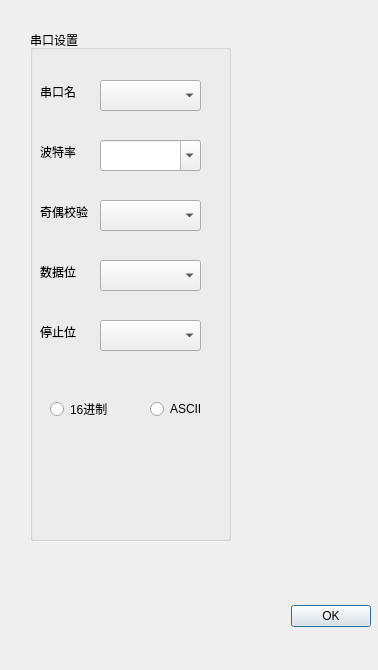
gegheu/qt_phased_array_antenna, file qt_phased_array_antenna/SeialCongigDialog.ui: the form before one commit.
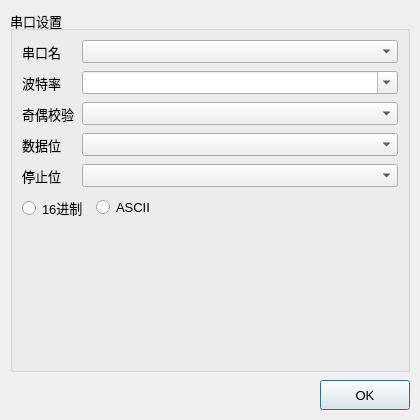
The form after the commit.

What changed in the file:
```diff
--- a/qt_phased_array_antenna/SeialCongigDialog.ui
+++ b/qt_phased_array_antenna/SeialCongigDialog.ui
@@ -6,219 +6,201 @@
    <rect>
     <x>0</x>
     <y>0</y>
-    <width>378</width>
-    <height>670</height>
+        <width>420</width>
+        <height>420</height>
    </rect>
   </property>
   <property name="windowTitle">
    <string>Dialog</string>
   </property>
-  <widget class="QWidget" name="layoutWidget">
-   <property name="geometry">
-    <rect>
-     <x>20</x>
-     <y>600</y>
-     <width>351</width>
-     <height>33</height>
-    </rect>
-   </property>
-   <layout class="QHBoxLayout">
+    <property name="font">
+      <font>
+        <pointsize>10</pointsize>
+      </font>
+    </property>
+    <layout class="QVBoxLayout" name="verticalLayoutMain">
     <property name="spacing">
-     <number>6</number>
+        <number>8</number>
     </property>
     <property name="leftMargin">
-     <number>0</number>
+        <number>10</number>
     </property>
     <property name="topMargin">
-     <number>0</number>
+        <number>10</number>
     </property>
     <property name="rightMargin">
-     <number>0</number>
+        <number>10</number>
     </property>
     <property name="bottomMargin">
-     <number>0</number>
+        <number>10</number>
     </property>
     <item>
-     <spacer>
-      <property name="orientation">
-       <enum>Qt::Horizontal</enum>
-      </property>
-      <property name="sizeHint" stdset="0">
-       <size>
-        <width>131</width>
-        <height>31</height>
-       </size>
-      </property>
-     </spacer>
-    </item>
-    <item>
-     <widget class="QPushButton" name="okButton">
-      <property name="text">
-       <string>OK</string>
-      </property>
-     </widget>
-    </item>
-   </layout>
-  </widget>
   <widget class="QGroupBox" name="groupBox">
-   <property name="geometry">
-    <rect>
-     <x>30</x>
-     <y>30</y>
-     <width>201</width>
-     <height>511</height>
-    </rect>
-   </property>
    <property name="title">
     <string>串口设置</string>
    </property>
+          <layout class="QVBoxLayout" name="groupBoxMainLayout">
+            <property name="spacing">
+              <number>8</number>
+            </property>
+            <item>
+              <layout class="QFormLayout" name="serialFormLayout">
+                <property name="horizontalSpacing">
+                  <number>8</number>
+                </property>
+                <property name="verticalSpacing">
+                  <number>8</number>
+                </property>
+                <item row="0" column="0">
    <widget class="QLabel" name="label">
-    <property name="geometry">
-     <rect>
-      <x>10</x>
-      <y>52</y>
-      <width>54</width>
-      <height>20</height>
-     </rect>
-    </property>
     <property name="text">
      <string>串口名</string>
     </property>
    </widget>
-   <widget class="QComboBox" name="serial_name">
-    <property name="geometry">
-     <rect>
-      <x>70</x>
-      <y>50</y>
-      <width>101</width>
-      <height>31</height>
-     </rect>
-    </property>
-   </widget>
+                </item>
+                <item row="0" column="1">
+                  <widget class="QComboBox" name="serial_name" />
+                </item>
+                <item row="1" column="0">
    <widget class="QLabel" name="label_2">
-    <property name="geometry">
-     <rect>
-      <x>10</x>
-      <y>112</y>
-      <width>54</width>
-      <height>20</height>
-     </rect>
-    </property>
     <property name="text">
      <string>波特率</string>
     </property>
    </widget>
+                </item>
+                <item row="1" column="1">
    <widget class="QComboBox" name="baudrate">
-    <property name="geometry">
-     <rect>
-      <x>70</x>
-      <y>110</y>
-      <width>101</width>
-      <height>31</height>
-     </rect>
-    </property>
     <property name="editable">
      <bool>true</bool>
     </property>
    </widget>
+                </item>
+                <item row="2" column="0">
    <widget class="QLabel" name="label_9">
-    <property name="geometry">
-     <rect>
-      <x>10</x>
-      <y>172</y>
-      <width>61</width>
-      <height>20</height>
-     </rect>
-    </property>
     <property name="text">
      <string>奇偶校验</string>
     </property>
    </widget>
-   <widget class="QComboBox" name="parity">
-    <property name="geometry">
-     <rect>
-      <x>70</x>
-      <y>170</y>
-      <width>101</width>
-      <height>31</height>
-     </rect>
-    </property>
-   </widget>
+                </item>
+                <item row="2" column="1">
+                  <widget class="QComboBox" name="parity" />
+                </item>
+                <item row="3" column="0">
    <widget class="QLabel" name="label_4">
-    <property name="geometry">
-     <rect>
-      <x>10</x>
-      <y>232</y>
-      <width>61</width>
-      <height>20</height>
-     </rect>
-    </property>
     <property name="text">
      <string>数据位</string>
     </property>
    </widget>
+                </item>
+                <item row="3" column="1">
+                  <widget class="QComboBox" name="databits" />
+                </item>
+                <item row="4" column="0">
    <widget class="QLabel" name="label_3">
-    <property name="geometry">
-     <rect>
-      <x>10</x>
-      <y>291</y>
-      <width>61</width>
-      <height>21</height>
-     </rect>
-    </property>
     <property name="text">
      <string>停止位</string>
     </property>
    </widget>
-   <widget class="QComboBox" name="databits">
-    <property name="geometry">
-     <rect>
-      <x>70</x>
-      <y>230</y>
-      <width>101</width>
-      <height>31</height>
-     </rect>
-    </property>
-   </widget>
-   <widget class="QComboBox" name="stopbits">
-    <property name="geometry">
-     <rect>
-      <x>70</x>
-      <y>290</y>
-      <width>101</width>
-      <height>31</height>
-     </rect>
-    </property>
-   </widget>
-   <widget class="QRadioButton" name="ascii_Button">
-    <property name="geometry">
-     <rect>
-      <x>120</x>
-      <y>370</y>
-      <width>91</width>
-      <height>18</height>
-     </rect>
-    </property>
-    <property name="text">
-     <string>ASCII</string>
-    </property>
-   </widget>
+                </item>
+                <item row="4" column="1">
+                  <widget class="QComboBox" name="stopbits" />
+                </item>
+              </layout>
+            </item>
+            <item>
+              <layout class="QHBoxLayout" name="encodeModeLayout">
+                <item>
    <widget class="QRadioButton" name="hex_Button">
-    <property name="geometry">
-     <rect>
-      <x>20</x>
-      <y>370</y>
-      <width>91</width>
-      <height>18</height>
-     </rect>
-    </property>
     <property name="text">
      <string>16进制</string>
     </property>
    </widget>
-  </widget>
- </widget>
- <resources/>
+                </item>
+                <item>
+                  <widget class="QRadioButton" name="ascii_Button">
+                    <property name="text">
+                      <string>ASCII</string>
+                    </property>
+                  </widget>
+                </item>
+                <item>
+                  <spacer name="encodeModeSpacer">
+                    <property name="orientation">
+                      <enum>Qt::Horizontal</enum>
+                    </property>
+                    <property name="sizeHint" stdset="0">
+                      <size>
+                        <width>40</width>
+                        <height>20</height>
+                      </size>
+                    </property>
+                  </spacer>
+                </item>
+              </layout>
+            </item>
+            <item>
+              <spacer name="verticalSpacer">
+                <property name="orientation">
+                  <enum>Qt::Vertical</enum>
+                </property>
+                <property name="sizeHint" stdset="0">
+                  <size>
+                    <width>20</width>
+                    <height>40</height>
+                  </size>
+                </property>
+              </spacer>
+            </item>
+          </layout>
+        </widget>
+      </item>
+      <item>
+        <widget class="QWidget" name="layoutWidget" native="true">
+          <layout class="QHBoxLayout" name="buttonLayout">
+            <property name="leftMargin">
+              <number>0</number>
+            </property>
+            <property name="topMargin">
+              <number>0</number>
+            </property>
+            <property name="rightMargin">
+              <number>0</number>
+            </property>
+            <property name="bottomMargin">
+              <number>0</number>
+            </property>
+            <item>
+              <spacer name="horizontalSpacer">
+                <property name="orientation">
+                  <enum>Qt::Horizontal</enum>
+                </property>
+                <property name="sizeHint" stdset="0">
+                  <size>
+                    <width>131</width>
+                    <height>20</height>
+                  </size>
+                </property>
+              </spacer>
+            </item>
+            <item>
+              <widget class="QPushButton" name="okButton">
+                <property name="minimumSize">
+                  <size>
+                    <width>90</width>
+                    <height>30</height>
+                  </size>
+                </property>
+                <property name="text">
+                  <string>OK</string>
+                </property>
+              </widget>
+            </item>
+          </layout>
+        </widget>
+      </item>
+    </layout>
+  </widget>
+  <resources />
  <connections>
   <connection>
    <sender>okButton</sender>
```
Lines whose indentation alone changed are shown as unchanged.
